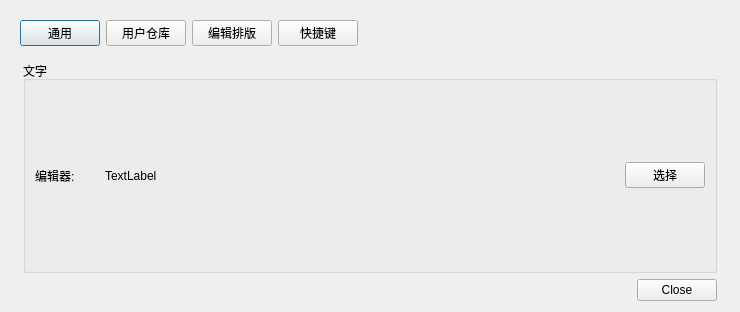
Gitnoter/Gitnoter, file views/settingdialog.ui: the form before one commit.
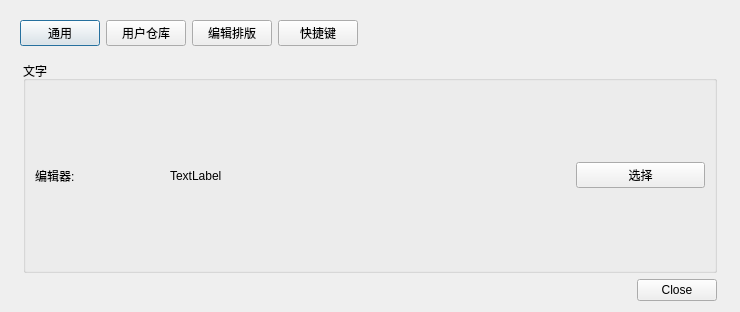
The form after the commit. The open tabs and pages were chosen to show the change. Custom widgets are drawn as their Qt base class.

Diff of the .ui file:
```diff
--- a/views/settingdialog.ui
+++ b/views/settingdialog.ui
@@ -468,10 +468,19 @@
                  </widget>
                 </item>
                 <item>
-                 <widget class="QLabel" name="label_7">
+                 <widget class="QLabel" name="label_font">
+                  <property name="maximumSize">
+                   <size>
+                    <width>400</width>
+                    <height>16777215</height>
+                   </size>
+                  </property>
                   <property name="text">
                    <string>TextLabel</string>
                   </property>
+                  <property name="wordWrap">
+                   <bool>true</bool>
+                  </property>
                  </widget>
                 </item>
                 <item>
```
Left out of the diff: 2 changed lines with no effect on the pictures.
